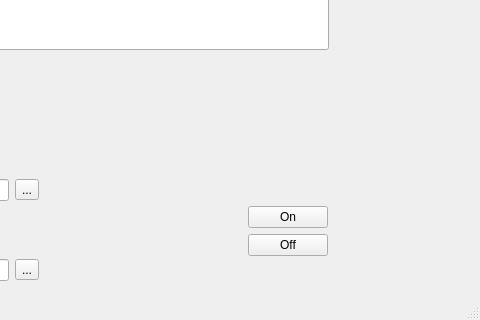
This is mainwindow.ui in TheComedianLol/Power-Supply-GUI as Qt 5 draws it before an edit; both pictures show x 142 to 622 and y 163 to 483 of the 622 by 483 pixel window. The edited form follows.
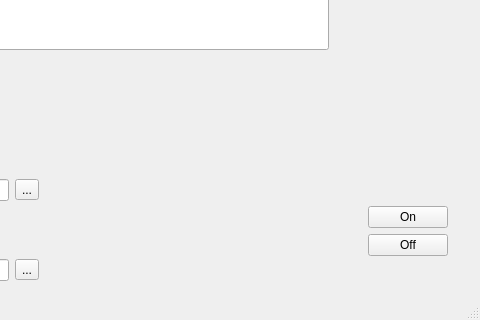
This is the edited form.

Diff of the .ui file:
```diff
--- a/mainwindow.ui
+++ b/mainwindow.ui
@@ -17,7 +17,7 @@
    <widget class="QWidget" name="layoutWidget">
     <property name="geometry">
      <rect>
-      <x>390</x>
+      <x>510</x>
       <y>350</y>
       <width>89</width>
       <height>74</height>
```
Left out of the diff: 2 changed lines with no effect on the pictures.
